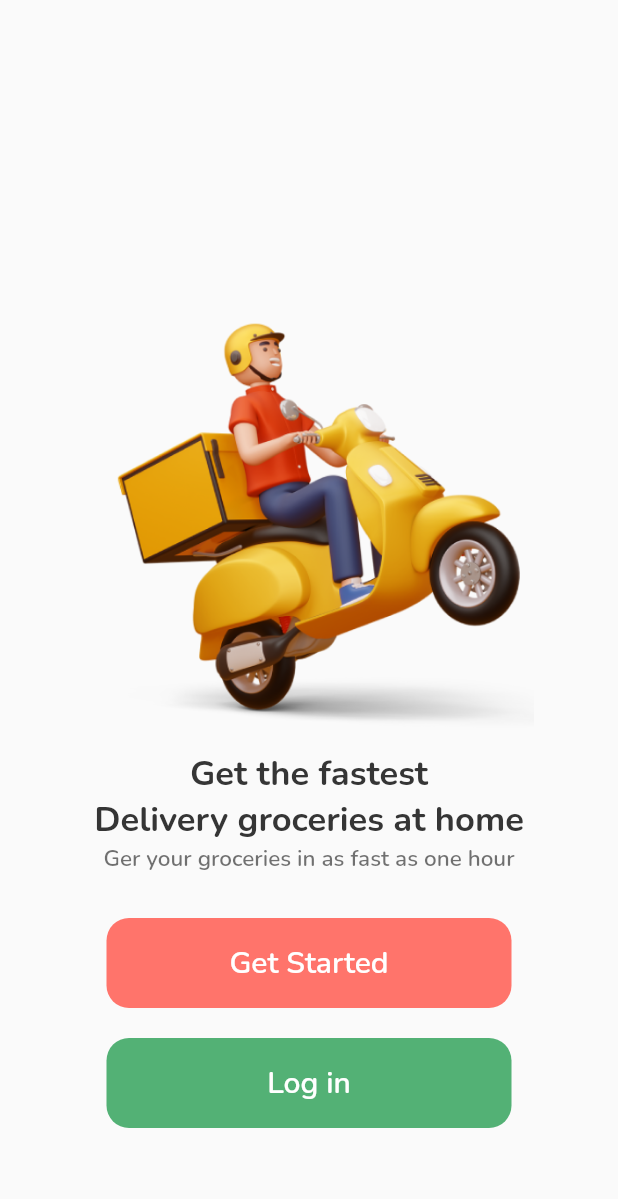
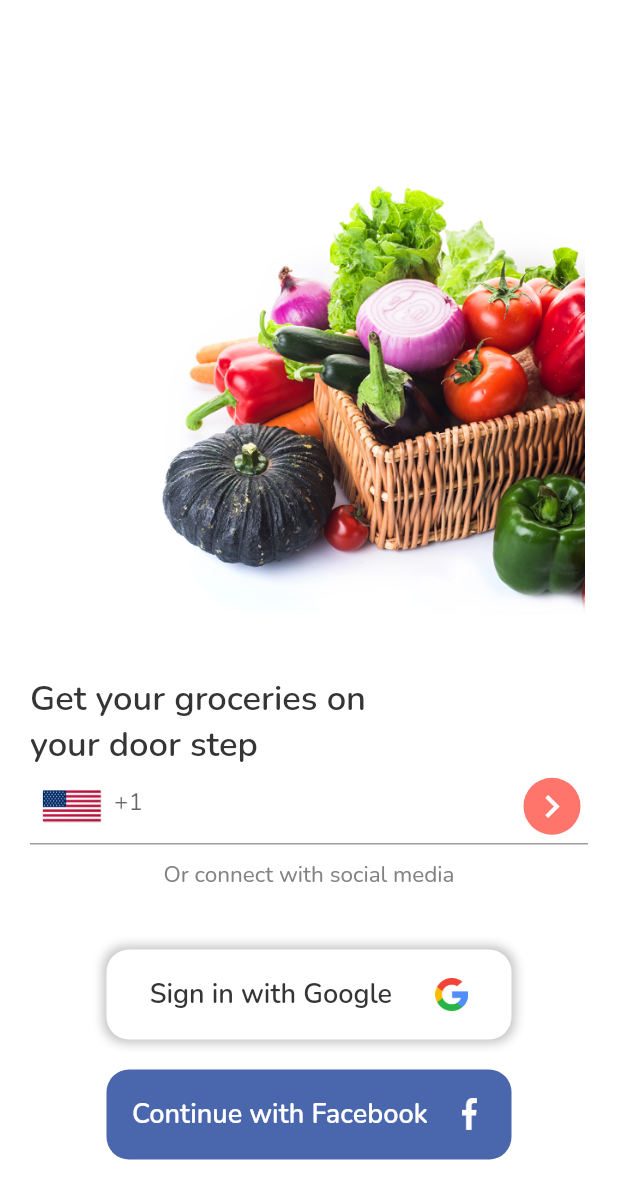
Before and after one commit to oxunov713/home_page, a Flutter app: the screen it shows after launch, on a phone screen of 412 x 824 dp. Shown: the top 1199 px of the screen. Run offline on Flutter 3.47's test engine with Material 2 defaults, Android fonts, the phone set to English and light mode, and no system bars.

Commit message:
second page

```diff
--- a/lib/pages/homepage/first_page.dart
+++ b/lib/pages/homepage/first_page.dart
@@ -1,5 +1,7 @@
+/*
 import 'package:flutter/material.dart';
 import 'package:home_page/styles/app_colors.dart';
+import 'package:home_page/styles/app_icons.dart';
 
 import 'home.dart';
 
@@ -17,7 +19,7 @@ class HomePageState extends State<HomePage> {
           Image(
             height: 300,
             width: 300,
-            image: AssetImage("assets/icons/deliver.png"),
+            image: AppIcons.deliver,
           ),
           Text(
             "Get the fastest \nDelivery groceries at home",
@@ -96,3 +98,4 @@ class HomePageState extends State<HomePage> {
     );
   }
 }
+*/
--- a/lib/pages/homepage/home.dart
+++ b/lib/pages/homepage/home.dart
@@ -1,6 +1,7 @@
 import 'package:flutter/material.dart';
 
 import 'first_page.dart';
+import 'second_page.dart';
 
 class HomePage extends StatefulWidget {
   const HomePage({super.key});
--- a/lib/pages/homepage/second_page.dart
+++ b/lib/pages/homepage/second_page.dart
@@ -0,0 +1,163 @@
+import 'package:flutter/material.dart';
+import 'package:home_page/styles/app_colors.dart';
+import 'package:home_page/styles/app_icons.dart';
+
+import 'home.dart';
+
+class HomePageState extends State<HomePage> {
+  @override
+  Widget build(BuildContext context) {
+    return Scaffold(
+      resizeToAvoidBottomInset: false,
+      backgroundColor: AppColors.white,
+      body: Column(
+        crossAxisAlignment: CrossAxisAlignment.start,
+        children: [
+          Padding(
+            padding: const EdgeInsets.only(top: 100),
+            child: Image(
+              alignment: Alignment.topRight,
+              height: 350,
+              width: 390,
+              image: AppIcons.vegetables,
+            ),
+          ),
+          Padding(
+            padding: const EdgeInsets.only(left: 20, right: 20),
+            child: Text(
+              "Get your groceries on \nyour door step",
+              style: TextStyle(
+                fontWeight: FontWeight.w600,
+                fontSize: 23,
+                color: AppColors.black,
+              ),
+            ),
+          ),
+          Padding(
+            padding: const EdgeInsets.only(left: 20, right: 20),
+            child: TextField(
+              decoration: InputDecoration(
+                prefixIcon: Padding(
+                  padding: const EdgeInsets.all(8.0),
+                  child: Image(
+                    image: AppIcons.flag,
+                    height: 35,
+                    width: 40,
+                  ),
+                ),
+                hintText: "+1",
+                suffixIcon: Padding(
+                  padding: const EdgeInsets.all(5),
+                  child: Container(
+                    decoration: BoxDecoration(
+                        shape: BoxShape.circle, color: AppColors.pink),
+                    child: Icon(
+                      Icons.chevron_right,
+                      color: AppColors.white,
+                      size: 30,
+                    ),
+                  ),
+                ),
+              ),
+            ),
+          ),
+          Padding(
+            padding: const EdgeInsets.all(10),
+            child: Center(
+              child: Text(
+                "Or connect with social media",
+                textAlign: TextAlign.center,
+                style: TextStyle(
+                  color: AppColors.gray,
+                  fontWeight: FontWeight.w400,
+                  fontSize: 15,
+                ),
+              ),
+            ),
+          ),
+          Padding(
+            padding: const EdgeInsets.only(top: 30, bottom: 10),
+            child: Center(
+              child: SizedBox(
+                width: 270,
+                height: 60,
+                child: DecoratedBox(
+                  decoration: BoxDecoration(
+                    boxShadow: [
+                      BoxShadow(
+                        color: AppColors.black30,
+                        spreadRadius: 2,
+                        blurRadius: 5,
+                      ),
+                    ],
+                    color: AppColors.white,
+                    borderRadius: BorderRadius.all(
+                      Radius.circular(
+                        15,
+                      ),
+                    ),
+                  ),
+                  child: Row(
+                    mainAxisAlignment: MainAxisAlignment.spaceEvenly,
+                    children: [
+                      Text(
+                        "Sign in with Google",
+                        style: TextStyle(
+                          color: AppColors.black,
+                          fontWeight: FontWeight.w600,
+                          fontSize: 18,
+                        ),
+                      ),
+                      Image(
+                        height: 22,
+                        width: 22,
+                        image: AppIcons.google,
+                      ),
+                    ],
+                  ),
+                ),
+              ),
+            ),
+          ),
+          Padding(
+            padding: const EdgeInsets.only(top: 10, bottom: 10),
+            child: Center(
+              child: SizedBox(
+                width: 270,
+                height: 60,
+                child: DecoratedBox(
+                  decoration: BoxDecoration(
+                    color: AppColors.facecolor,
+                    borderRadius: BorderRadius.all(
+                      Radius.circular(
+                        15,
+                      ),
+                    ),
+                  ),
+                  child: Row(
+                    mainAxisAlignment: MainAxisAlignment.spaceEvenly,
+                    children: [
+                      Text(
+                        "Continue with Facebook",
+                        style: TextStyle(
+                          color: AppColors.white,
+                          fontWeight: FontWeight.w600,
+                          fontSize: 18,
+                        ),
+                      ),
+                      Image(
+                        height: 22,
+                        width: 22,
+                        image: AppIcons.facebook,
+                      ),
+                    ],
+                  ),
+                ),
+              ),
+            ),
+          ),
+        ],
+      ),
+    );
+  }
+}
--- a/lib/styles/app_colors.dart
+++ b/lib/styles/app_colors.dart
@@ -9,7 +9,13 @@ class AppColors {
 
   static const black70 = Color(0xb3353535);
 
+  static const black30 = Color(0x4D353535);
+
+  static const gray = Color(0xff828282);
+
   static const pink = Color(0xffFF746B);
 
   static const green = Color(0xff53B175);
+
+  static const facecolor = Color(0xff4A66AC);
 }
--- a/lib/styles/app_icons.dart
+++ b/lib/styles/app_icons.dart
@@ -0,0 +1,15 @@
+import 'package:flutter/cupertino.dart';
+
+class AppIcons {
+  AppIcons._();
+
+  static const deliver = AssetImage("assets/icons/deliver.png");
+
+  static const flag = AssetImage("assets/icons/flag.png");
+
+  static const facebook = AssetImage("assets/icons/facebook.png");
+
+  static const google = AssetImage("assets/icons/google.png");
+
+  static const vegetables = AssetImage("assets/icons/vegetables-basket.png");
+}
--- a/pubspec.yaml
+++ b/pubspec.yaml
@@ -60,7 +60,7 @@ flutter:
 
   # To add assets to your application, add an assets section, like this:
   assets:
-    - assets/icons/deliver.png
+    - assets/icons/
   #   - images/a_dot_ham.jpeg
 
   # An image asset can refer to one or more resolution-specific "variants", see
```
